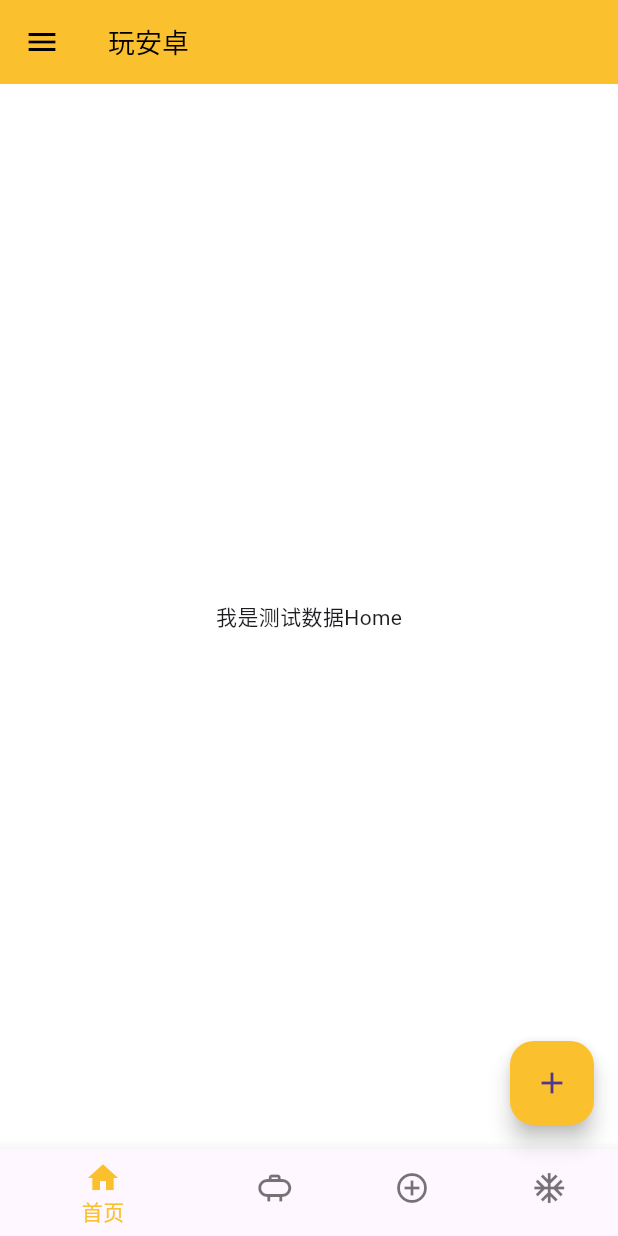
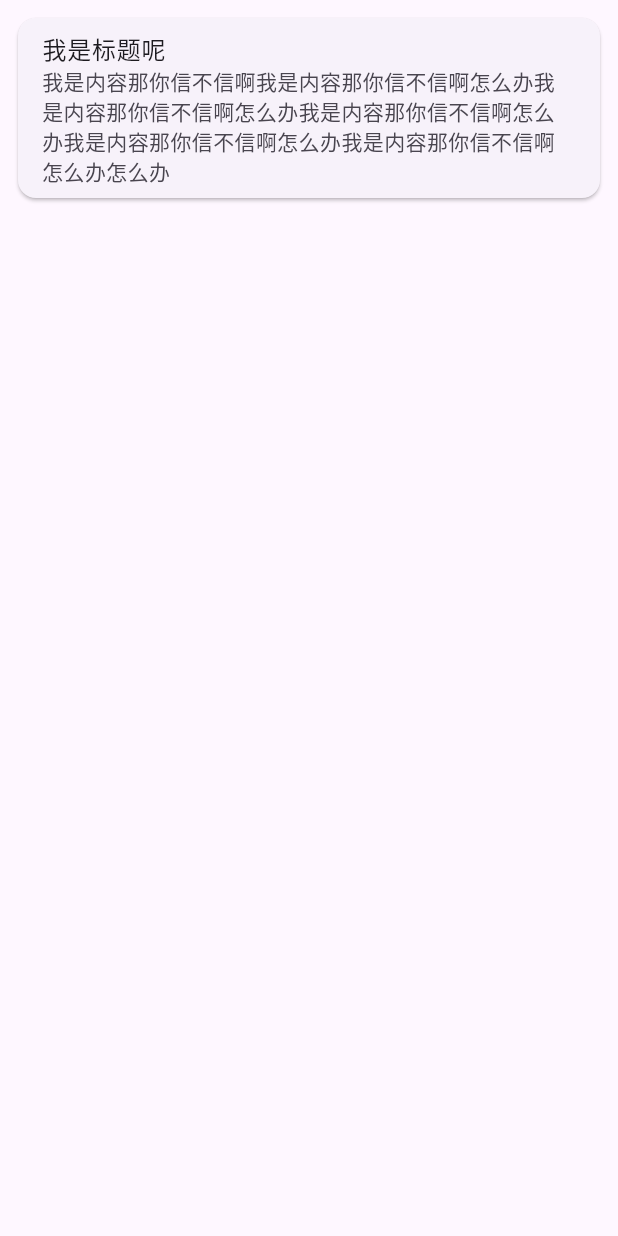
Before and after one commit to jackeyvan/flutter_wan_android, a Flutter app: the screen it shows after launch, on a phone screen of 412 x 824 dp. Run offline on Flutter 3.47's test engine with Material 3 defaults, Android fonts, the phone set to English and light mode, and no system bars; our stand-ins replace dio, easy_refresh, fluttertoast, get, get_storage, logger and 1 more; missing offline and left inert: dio_cache_interceptor.

Commit message:
测试card点击效果

```diff
--- a/lib/main.dart
+++ b/lib/main.dart
@@ -11,7 +11,7 @@ void main() async {
   /// run app before init dependencies and some config.
   await AppService().dependencies();
 
-  runApp(const WanApp());
+  runApp(const TestApp());
 }
 
 class WanApp extends StatelessWidget {
@@ -28,3 +28,45 @@ class WanApp extends StatelessWidget {
     );
   }
 }
+
+class TestApp extends StatelessWidget {
+  const TestApp({super.key});
+
+  @override
+  Widget build(BuildContext context) {
+    return MaterialApp(
+      title: "玩安卓",
+      home: Scaffold(
+        body: Card(
+          shape: RoundedRectangleBorder(
+              borderRadius: BorderRadius.all(Radius.circular(12))),
+          margin: EdgeInsets.all(12),
+          child: InkWell(
+            // radius: 48,
+            borderRadius: BorderRadius.all(Radius.circular(12)),
+            child: ListTile(
+              title: Text("我是标题呢"),
+              subtitle: Text(
+                  "我是内容那你信不信啊我是内容那你信不信啊怎么办我是内容那你信不信啊怎么办我是内容那你信不信啊怎么办我是内容那你信不信啊怎么办我是内容那你信不信啊怎么办怎么办"),
+            ),
+            onTap: () {
+              print("-----> 点击了卡片");
+            },
+          ),
+        ),
+      ),
+    );
+  }
+}
+
+//
+// body: InkWell(
+// child: Card(
+// margin: EdgeInsets.all(12),
+// child: ListTile(
+// title: Text("我是标题呢"),
+// subtitle: Text("我是内容那你信不信啊怎么办"),
+// )),
+// onTap: () {
+// print("-----> 点击了卡片");
+// }),
```
Also changed, not shown: 1 other file.
